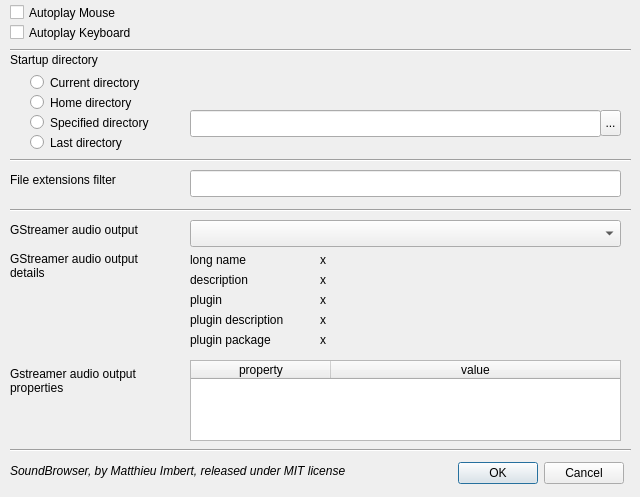
Qt form ui/prefs_dial.ui (mimbert/soundbrowser) before a commit.
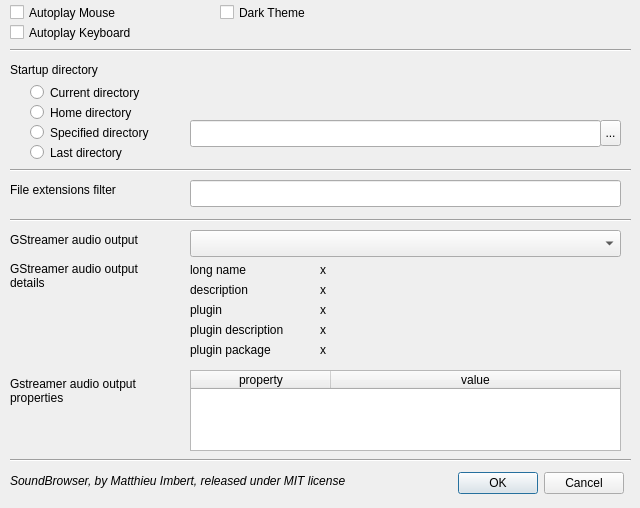
The same form after that commit. Icons and pictures are not drawn.

Commit message: add dark theme

```diff
--- a/ui/prefs_dial.ui
+++ b/ui/prefs_dial.ui
@@ -7,7 +7,7 @@
     <x>0</x>
     <y>0</y>
     <width>640</width>
-    <height>497</height>
+    <height>508</height>
    </rect>
   </property>
   <property name="sizePolicy">
@@ -30,7 +30,7 @@
    <property name="geometry">
     <rect>
      <x>450</x>
-     <y>460</y>
+     <y>470</y>
      <width>181</width>
      <height>27</height>
     </rect>
@@ -49,7 +49,7 @@
    <property name="geometry">
     <rect>
      <x>30</x>
-     <y>70</y>
+     <y>80</y>
      <width>141</width>
      <height>25</height>
     </rect>
@@ -68,7 +68,7 @@
    <property name="geometry">
     <rect>
      <x>30</x>
-     <y>90</y>
+     <y>100</y>
      <width>129</width>
      <height>25</height>
     </rect>
@@ -87,7 +87,7 @@
    <property name="geometry">
     <rect>
      <x>30</x>
-     <y>110</y>
+     <y>120</y>
      <width>151</width>
      <height>25</height>
     </rect>
@@ -106,7 +106,7 @@
    <property name="geometry">
     <rect>
      <x>190</x>
-     <y>110</y>
+     <y>120</y>
      <width>411</width>
      <height>27</height>
     </rect>
@@ -116,7 +116,7 @@
    <property name="geometry">
     <rect>
      <x>30</x>
-     <y>130</y>
+     <y>140</y>
      <width>131</width>
      <height>25</height>
     </rect>
@@ -129,7 +129,7 @@
    <property name="geometry">
     <rect>
      <x>600</x>
-     <y>110</y>
+     <y>120</y>
      <width>21</width>
      <height>26</height>
     </rect>
@@ -142,7 +142,7 @@
    <property name="geometry">
     <rect>
      <x>10</x>
-     <y>50</y>
+     <y>60</y>
      <width>151</width>
      <height>19</height>
     </rect>
@@ -161,7 +161,7 @@
    <property name="geometry">
     <rect>
      <x>10</x>
-     <y>170</y>
+     <y>180</y>
      <width>141</width>
      <height>19</height>
     </rect>
@@ -180,7 +180,7 @@
    <property name="geometry">
     <rect>
      <x>190</x>
-     <y>170</y>
+     <y>180</y>
      <width>431</width>
      <height>27</height>
     </rect>
@@ -190,7 +190,7 @@
    <property name="geometry">
     <rect>
      <x>10</x>
-     <y>220</y>
+     <y>230</y>
      <width>171</width>
      <height>19</height>
     </rect>
@@ -203,7 +203,7 @@
    <property name="geometry">
     <rect>
      <x>190</x>
-     <y>220</y>
+     <y>230</y>
      <width>431</width>
      <height>27</height>
     </rect>
@@ -213,7 +213,7 @@
    <property name="geometry">
     <rect>
      <x>190</x>
-     <y>360</y>
+     <y>370</y>
      <width>431</width>
      <height>81</height>
     </rect>
@@ -257,7 +257,7 @@
    <property name="geometry">
     <rect>
      <x>10</x>
-     <y>360</y>
+     <y>370</y>
      <width>161</width>
      <height>41</height>
     </rect>
@@ -271,7 +271,7 @@
    <property name="geometry">
     <rect>
      <x>10</x>
-     <y>240</y>
+     <y>250</y>
      <width>171</width>
      <height>51</height>
     </rect>
@@ -285,7 +285,7 @@
    <property name="geometry">
     <rect>
      <x>190</x>
-     <y>250</y>
+     <y>260</y>
      <width>81</width>
      <height>19</height>
     </rect>
@@ -298,7 +298,7 @@
    <property name="geometry">
     <rect>
      <x>190</x>
-     <y>270</y>
+     <y>280</y>
      <width>91</width>
      <height>19</height>
     </rect>
@@ -311,7 +311,7 @@
    <property name="geometry">
     <rect>
      <x>190</x>
-     <y>290</y>
+     <y>300</y>
      <width>91</width>
      <height>19</height>
     </rect>
@@ -324,7 +324,7 @@
    <property name="geometry">
     <rect>
      <x>190</x>
-     <y>310</y>
+     <y>320</y>
      <width>131</width>
      <height>19</height>
     </rect>
@@ -337,7 +337,7 @@
    <property name="geometry">
     <rect>
      <x>190</x>
-     <y>330</y>
+     <y>340</y>
      <width>131</width>
      <height>19</height>
     </rect>
@@ -350,7 +350,7 @@
    <property name="geometry">
     <rect>
      <x>320</x>
-     <y>250</y>
+     <y>260</y>
      <width>301</width>
      <height>19</height>
     </rect>
@@ -363,7 +363,7 @@
    <property name="geometry">
     <rect>
      <x>320</x>
-     <y>270</y>
+     <y>280</y>
      <width>301</width>
      <height>19</height>
     </rect>
@@ -376,7 +376,7 @@
    <property name="geometry">
     <rect>
      <x>320</x>
-     <y>290</y>
+     <y>300</y>
      <width>301</width>
      <height>19</height>
     </rect>
@@ -389,7 +389,7 @@
    <property name="geometry">
     <rect>
      <x>320</x>
-     <y>310</y>
+     <y>320</y>
      <width>301</width>
      <height>19</height>
     </rect>
@@ -402,7 +402,7 @@
    <property name="geometry">
     <rect>
      <x>320</x>
-     <y>330</y>
+     <y>340</y>
      <width>301</width>
      <height>19</height>
     </rect>
@@ -454,7 +454,7 @@
    <property name="geometry">
     <rect>
      <x>10</x>
-     <y>200</y>
+     <y>210</y>
      <width>621</width>
      <height>20</height>
     </rect>
@@ -467,7 +467,7 @@
    <property name="geometry">
     <rect>
      <x>10</x>
-     <y>150</y>
+     <y>160</y>
      <width>621</width>
      <height>20</height>
     </rect>
@@ -480,7 +480,7 @@
    <property name="geometry">
     <rect>
      <x>10</x>
-     <y>440</y>
+     <y>450</y>
      <width>621</width>
      <height>20</height>
     </rect>
@@ -493,7 +493,7 @@
    <property name="geometry">
     <rect>
      <x>10</x>
-     <y>460</y>
+     <y>470</y>
      <width>441</width>
      <height>21</height>
     </rect>
@@ -509,6 +509,19 @@
     <string>SoundBrowser, by Matthieu Imbert, released under MIT license</string>
    </property>
   </widget>
+  <widget class="QCheckBox" name="check_dark_theme">
+   <property name="geometry">
+    <rect>
+     <x>220</x>
+     <y>0</y>
+     <width>141</width>
+     <height>25</height>
+    </rect>
+   </property>
+   <property name="text">
+    <string>Dark Theme</string>
+   </property>
+  </widget>
  </widget>
  <resources>
   <include location="soundbrowser.qrc"/>
```
The commit also changes 1 other file.
